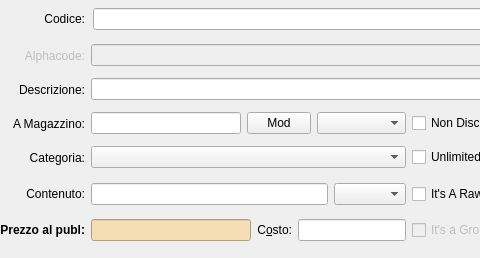
First picture: the form in squeeze/src/ui/producteditor.ui, repository lastprimenumbers/lemonpos, before the edit; both pictures show x 0 to 480 and y 0 to 258 of the 700 by 258 pixel window.
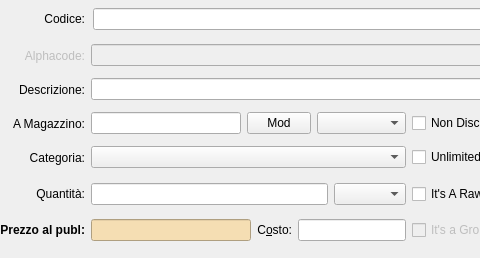
Second picture: the form after the edit.

Commit message: Modificato nome quantità prodotti Modificato tabella prodotti

The edit to the form file:
```diff
--- a/squeeze/src/ui/producteditor.ui
+++ b/squeeze/src/ui/producteditor.ui
@@ -531,7 +531,7 @@
        <enum>Qt::LeftToRight</enum>
       </property>
       <property name="text">
-       <string>Contenuto:</string>
+       <string>Quantità:</string>
       </property>
       <property name="alignment">
        <set>Qt::AlignRight|Qt::AlignTrailing|Qt::AlignVCenter</set>
```
The commit also changes 2 other files.
